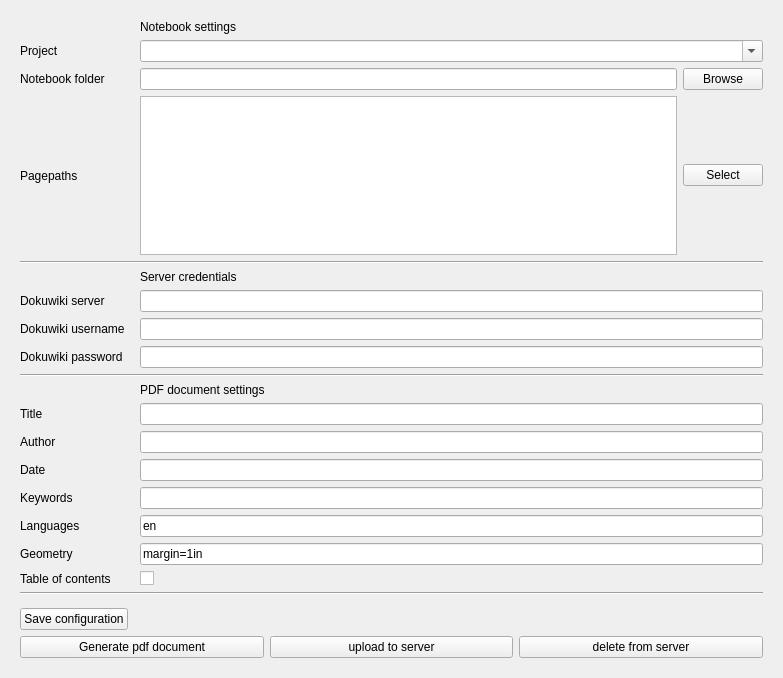
Before: the Qt Designer form build_form.ui in AvianY/zim_page_form, drawn with Qt 5.
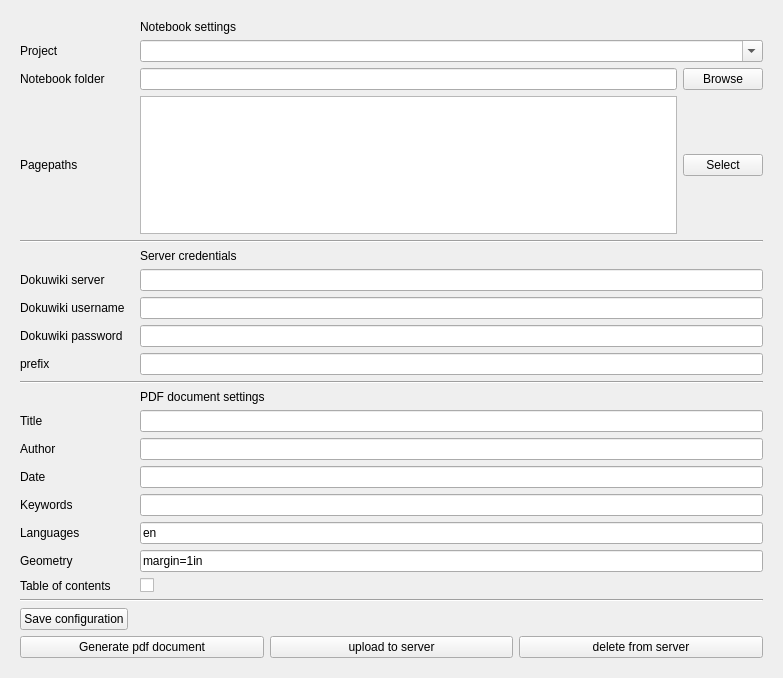
After: the same form once the commit is applied.

Commit message: Enable prefix functionality

What changed in the file:
```diff
--- a/build_form.ui
+++ b/build_form.ui
@@ -32,10 +32,65 @@
    <property name="bottomMargin">
     <number>20</number>
    </property>
-   <item row="2" column="2">
-    <widget class="QComboBox" name="project_comboBox">
-     <property name="editable">
-      <bool>true</bool>
+   <item row="27" column="0">
+    <spacer name="verticalSpacer">
+     <property name="orientation">
+      <enum>Qt::Vertical</enum>
+     </property>
+     <property name="sizeHint" stdset="0">
+      <size>
+       <width>20</width>
+       <height>40</height>
+      </size>
+     </property>
+    </spacer>
+   </item>
+   <item row="22" column="2">
+    <widget class="QLineEdit" name="languages_lineEdit">
+     <property name="text">
+      <string>en</string>
+     </property>
+    </widget>
+   </item>
+   <item row="22" column="0">
+    <widget class="QLabel" name="label_13">
+     <property name="text">
+      <string>Languages</string>
+     </property>
+    </widget>
+   </item>
+   <item row="25" column="0" colspan="3">
+    <widget class="Line" name="line">
+     <property name="orientation">
+      <enum>Qt::Horizontal</enum>
+     </property>
+    </widget>
+   </item>
+   <item row="21" column="0">
+    <widget class="QLabel" name="label_12">
+     <property name="text">
+      <string>Keywords</string>
+     </property>
+    </widget>
+   </item>
+   <item row="17" column="2">
+    <widget class="QLabel" name="label_11">
+     <property name="text">
+      <string>PDF document settings</string>
+     </property>
+    </widget>
+   </item>
+   <item row="2" column="0">
+    <widget class="QLabel" name="label_16">
+     <property name="text">
+      <string>Project</string>
+     </property>
+    </widget>
+   </item>
+   <item row="9" column="0" colspan="3">
+    <widget class="Line" name="line_4">
+     <property name="orientation">
+      <enum>Qt::Horizontal</enum>
      </property>
     </widget>
    </item>
@@ -49,42 +104,58 @@
      </property>
     </widget>
    </item>
-   <item row="20" column="0">
-    <widget class="QLabel" name="label_12">
+   <item row="13" column="2">
+    <widget class="QLineEdit" name="username_lineEdit"/>
+   </item>
+   <item row="3" column="0">
+    <widget class="QLabel" name="label_8">
      <property name="text">
-      <string>Keywords</string>
+      <string>Notebook folder</string>
      </property>
     </widget>
    </item>
-   <item row="14" column="2">
-    <widget class="QLineEdit" name="password_lineEdit">
-     <property name="echoMode">
-      <enum>QLineEdit::Password</enum>
+   <item row="0" column="2">
+    <widget class="QLabel" name="label_9">
+     <property name="text">
+      <string>Notebook settings</string>
      </property>
     </widget>
    </item>
-   <item row="24" column="0" colspan="3">
-    <widget class="Line" name="line">
+   <item row="24" column="2">
+    <widget class="QCheckBox" name="table_of_contents_checkBox">
+     <property name="text">
+      <string/>
+     </property>
+    </widget>
+   </item>
+   <item row="23" column="0">
+    <widget class="QLabel" name="label_14">
+     <property name="text">
+      <string>Geometry</string>
+     </property>
+    </widget>
+   </item>
+   <item row="20" column="2">
+    <widget class="QLineEdit" name="date_lineEdit"/>
+   </item>
+   <item row="18" column="2">
+    <widget class="QLineEdit" name="title_lineEdit"/>
+   </item>
+   <item row="16" column="0" colspan="3">
+    <widget class="Line" name="line_2">
      <property name="orientation">
       <enum>Qt::Horizontal</enum>
      </property>
     </widget>
    </item>
-   <item row="12" column="0">
-    <widget class="QLabel" name="label">
-     <property name="text">
-      <string>Dokuwiki server</string>
+   <item row="2" column="2">
+    <widget class="QComboBox" name="project_comboBox">
+     <property name="editable">
+      <bool>true</bool>
      </property>
     </widget>
    </item>
-   <item row="19" column="0">
-    <widget class="QLabel" name="label_6">
-     <property name="text">
-      <string>Date</string>
-     </property>
-    </widget>
-   </item>
-   <item row="28" column="0" colspan="3">
+   <item row="29" column="0" colspan="3">
     <layout class="QHBoxLayout" name="horizontalLayout_5">
      <item>
       <widget class="QPushButton" name="generate_pdf_Button">
@@ -109,53 +180,6 @@
      </item>
     </layout>
    </item>
-   <item row="19" column="2">
-    <widget class="QLineEdit" name="date_lineEdit"/>
-   </item>
-   <item row="7" column="0">
-    <widget class="QLabel" name="label_7">
-     <property name="text">
-      <string>Pagepaths</string>
-     </property>
-    </widget>
-   </item>
-   <item row="20" column="2">
-    <widget class="QLineEdit" name="keywords_lineEdit"/>
-   </item>
-   <item row="21" column="2">
-    <widget class="QLineEdit" name="languages_lineEdit">
-     <property name="text">
-      <string>en</string>
-     </property>
-    </widget>
-   </item>
-   <item row="2" column="0">
-    <widget class="QLabel" name="label_16">
-     <property name="text">
-      <string>Project</string>
-     </property>
-    </widget>
-   </item>
-   <item row="16" column="2">
-    <widget class="QLabel" name="label_11">
-     <property name="text">
-      <string>PDF document settings</string>
-     </property>
-    </widget>
-   </item>
-   <item row="17" column="2">
-    <widget class="QLineEdit" name="title_lineEdit"/>
-   </item>
-   <item row="17" column="0">
-    <widget class="QLabel" name="label_4">
-     <property name="text">
-      <string>Title</string>
-     </property>
-    </widget>
-   </item>
-   <item row="13" column="2">
-    <widget class="QLineEdit" name="username_lineEdit"/>
-   </item>
    <item row="7" column="2">
     <layout class="QHBoxLayout" name="horizontalLayout_2">
      <item>
@@ -174,7 +198,76 @@
      </item>
     </layout>
    </item>
-   <item row="22" column="2">
+   <item row="12" column="0">
+    <widget class="QLabel" name="label">
+     <property name="text">
+      <string>Dokuwiki server</string>
+     </property>
+    </widget>
+   </item>
+   <item row="19" column="2">
+    <widget class="QLineEdit" name="author_lineEdit"/>
+   </item>
+   <item row="18" column="0">
+    <widget class="QLabel" name="label_4">
+     <property name="text">
+      <string>Title</string>
+     </property>
+    </widget>
+   </item>
+   <item row="14" column="2">
+    <widget class="QLineEdit" name="password_lineEdit">
+     <property name="echoMode">
+      <enum>QLineEdit::Password</enum>
+     </property>
+    </widget>
+   </item>
+   <item row="19" column="0">
+    <widget class="QLabel" name="label_5">
+     <property name="text">
+      <string>Author</string>
+     </property>
+    </widget>
+   </item>
+   <item row="21" column="2">
+    <widget class="QLineEdit" name="keywords_lineEdit"/>
+   </item>
+   <item row="14" column="0">
+    <widget class="QLabel" name="label_3">
+     <property name="text">
+      <string>Dokuwiki password</string>
+     </property>
+    </widget>
+   </item>
+   <item row="13" column="0">
+    <widget class="QLabel" name="label_2">
+     <property name="text">
+      <string>Dokuwiki username</string>
+     </property>
+    </widget>
+   </item>
+   <item row="20" column="0">
+    <widget class="QLabel" name="label_6">
+     <property name="text">
+      <string>Date</string>
+     </property>
+    </widget>
+   </item>
+   <item row="7" column="0">
+    <widget class="QLabel" name="label_7">
+     <property name="text">
+      <string>Pagepaths</string>
+     </property>
+    </widget>
+   </item>
+   <item row="24" column="0">
+    <widget class="QLabel" name="label_15">
+     <property name="text">
+      <string>Table of contents</string>
+     </property>
+    </widget>
+   </item>
+   <item row="23" column="2">
     <widget class="QLineEdit" name="margin_lineEdit">
      <property name="text">
       <string>margin=1in</string>
@@ -199,103 +292,20 @@
      </item>
     </layout>
    </item>
-   <item row="26" column="0">
-    <spacer name="verticalSpacer">
-     <property name="orientation">
-      <enum>Qt::Vertical</enum>
-     </property>
-     <property name="sizeHint" stdset="0">
-      <size>
-       <width>20</width>
-       <height>40</height>
-      </size>
-     </property>
-    </spacer>
-   </item>
-   <item row="15" column="0" colspan="3">
-    <widget class="Line" name="line_2">
-     <property name="orientation">
-      <enum>Qt::Horizontal</enum>
-     </property>
-    </widget>
-   </item>
-   <item row="21" column="0">
-    <widget class="QLabel" name="label_13">
-     <property name="text">
-      <string>Languages</string>
-     </property>
-    </widget>
-   </item>
-   <item row="23" column="2">
-    <widget class="QCheckBox" name="table_of_contents_checkBox">
-     <property name="text">
-      <string/>
-     </property>
-    </widget>
-   </item>
-   <item row="18" column="2">
-    <widget class="QLineEdit" name="author_lineEdit"/>
-   </item>
-   <item row="14" column="0">
-    <widget class="QLabel" name="label_3">
-     <property name="text">
-      <string>Dokuwiki password</string>
-     </property>
-    </widget>
-   </item>
-   <item row="0" column="2">
-    <widget class="QLabel" name="label_9">
-     <property name="text">
-      <string>Notebook settings</string>
-     </property>
-    </widget>
-   </item>
-   <item row="3" column="0">
-    <widget class="QLabel" name="label_8">
-     <property name="text">
-      <string>Notebook folder</string>
-     </property>
-    </widget>
-   </item>
-   <item row="9" column="0" colspan="3">
-    <widget class="Line" name="line_4">
-     <property name="orientation">
-      <enum>Qt::Horizontal</enum>
-     </property>
-    </widget>
-   </item>
-   <item row="18" column="0">
-    <widget class="QLabel" name="label_5">
-     <property name="text">
-      <string>Author</string>
-     </property>
-    </widget>
-   </item>
-   <item row="27" column="0">
+   <item row="28" column="0">
     <widget class="QPushButton" name="generate_Button">
      <property name="text">
       <string>Save configuration</string>
      </property>
     </widget>
    </item>
-   <item row="13" column="0">
-    <widget class="QLabel" name="label_2">
-     <property name="text">
-      <string>Dokuwiki username</string>
-     </property>
-    </widget>
+   <item row="15" column="2">
+    <widget class="QLineEdit" name="prefix_lineEdit"/>
    </item>
-   <item row="23" column="0">
-    <widget class="QLabel" name="label_15">
+   <item row="15" column="0">
+    <widget class="QLabel" name="label_17">
      <property name="text">
-      <string>Table of contents</string>
-     </property>
-    </widget>
-   </item>
-   <item row="22" column="0">
-    <widget class="QLabel" name="label_14">
-     <property name="text">
-      <string>Geometry</string>
+      <string>prefix</string>
      </property>
     </widget>
    </item>
```
The commit also changes 5 other files.
